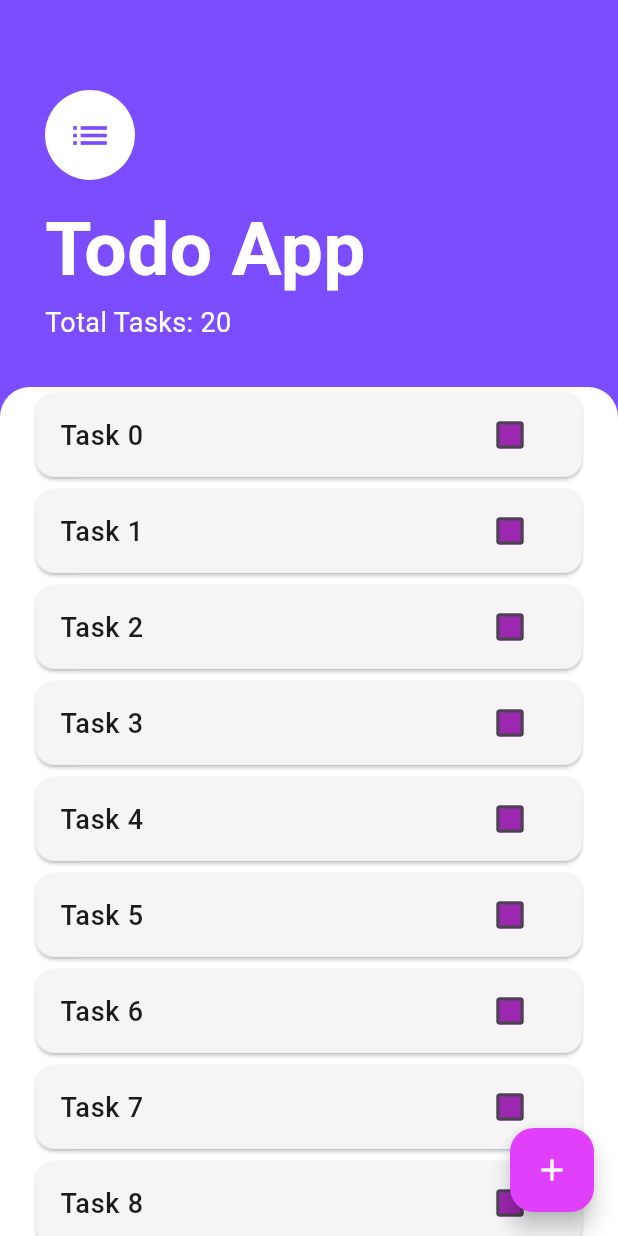
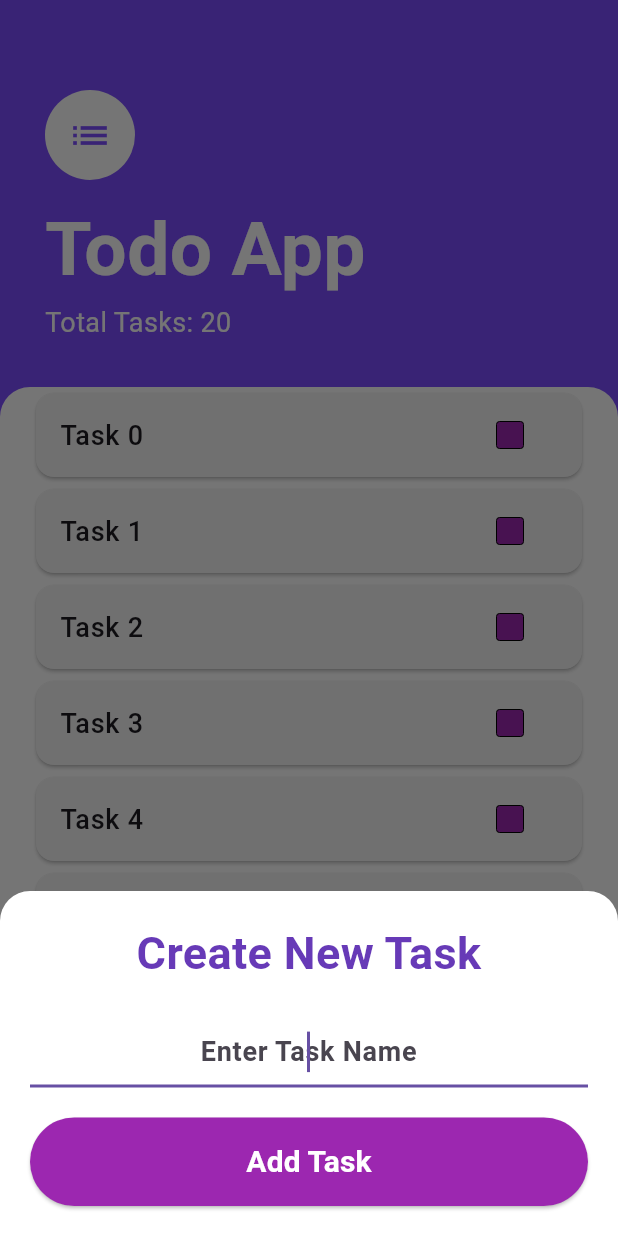
Before and after one commit to ShishirRijal/TodoApp-CFE2080, a Flutter app: the screen it shows after launch, after a tap on the "add" icon, on a phone screen of 412 x 824 dp. Run offline on Flutter 3.47's test engine with Material 3 defaults, Android fonts, the phone set to English and light mode, and no system bars.

Commit message:
added add new task screen

```diff
--- /dev/null
+++ b/lib/screen/add_task_screen.dart
@@ -0,0 +1,75 @@
+import 'package:flutter/material.dart';
+
+class AddTaskScreen extends StatefulWidget {
+  const AddTaskScreen({super.key});
+
+  @override
+  State<AddTaskScreen> createState() => _AddTaskScreenState();
+}
+
+class _AddTaskScreenState extends State<AddTaskScreen> {
+  final controller = TextEditingController();
+  @override
+  Widget build(BuildContext context) {
+    return Container(
+      color: const Color(0xff757575),
+      child: Container(
+        padding: const EdgeInsets.all(20.0),
+        decoration: const BoxDecoration(
+          color: Colors.white,
+          borderRadius: BorderRadius.only(
+            topLeft: Radius.circular(20.0),
+            topRight: Radius.circular(20.0),
+          ),
+        ),
+        child: Column(
+          crossAxisAlignment: CrossAxisAlignment.stretch,
+          children: <Widget>[
+            const Text(
+              'Create New Task',
+              textAlign: TextAlign.center,
+              style: TextStyle(
+                fontSize: 30.0,
+                fontWeight: FontWeight.bold,
+                color: Colors.deepPurple,
+              ),
+            ),
+            const SizedBox(
+              height: 20.0,
+            ),
+            TextField(
+              style: const TextStyle(
+                  color: Colors.black,
+                  fontSize: 18,
+                  fontWeight: FontWeight.bold),
+              autofocus: true,
+              controller: controller,
+              textAlign: TextAlign.center,
+              decoration: const InputDecoration(hintText: 'Enter Task Name'),
+            ),
+            const SizedBox(
+              height: 20.0,
+            ),
+            ElevatedButton(
+              style: const ButtonStyle(
+                  padding: MaterialStatePropertyAll(
+                      EdgeInsets.symmetric(vertical: 15)),
+                  backgroundColor: MaterialStatePropertyAll(Colors.purple)),
+              child: const Text(
+                'Add Task',
+                style: TextStyle(
+                  color: Colors.white,
+                  fontSize: 20,
+                  fontWeight: FontWeight.bold,
+                ),
+              ),
+              onPressed: () {
+                Navigator.pop(context);
+              },
+            ),
+          ],
+        ),
+      ),
+    );
+  }
+}
--- a/lib/screen/homescreen.dart
+++ b/lib/screen/homescreen.dart
@@ -1,4 +1,5 @@
 import 'package:flutter/material.dart';
+import 'package:todo_app/screen/add_task_screen.dart';
 import 'package:todo_app/widgets/task_tile.dart';
 
 class HomeScreen extends StatelessWidget {
@@ -12,16 +13,15 @@ class HomeScreen extends StatelessWidget {
           backgroundColor: Colors.purpleAccent,
           child: const Icon(Icons.add, color: Colors.white),
           onPressed: () {
-            // showModalBottomSheet(
-            //     context: context,
-            //     isScrollControlled: true,
-            //     builder: (context) => SingleChildScrollView(
-            //         child:Container(
-            //           padding: EdgeInsets.only(bottom: MediaQuery.of(context).viewInsets.bottom),
-            //           child: AddTaskScreen(),
-            //         )
-            //     )
-            // );
+            showModalBottomSheet(
+                context: context,
+                isScrollControlled: true,
+                builder: (context) => SingleChildScrollView(
+                        child: Container(
+                      padding: EdgeInsets.only(
+                          bottom: MediaQuery.of(context).viewInsets.bottom),
+                      child: const AddTaskScreen(),
+                    )));
           }),
       body: Column(
         crossAxisAlignment: CrossAxisAlignment.start,
--- a/lib/widgets/task_tile.dart
+++ b/lib/widgets/task_tile.dart
@@ -63,6 +63,7 @@ class _TaskTileState extends State<TaskTile> {
             ),
           ),
           trailing: Checkbox(
+            side: const BorderSide(width: 0),
             fillColor: const MaterialStatePropertyAll(Colors.purple),
             value: isChecked,
             onChanged: widget.checkboxCallback ??
```
